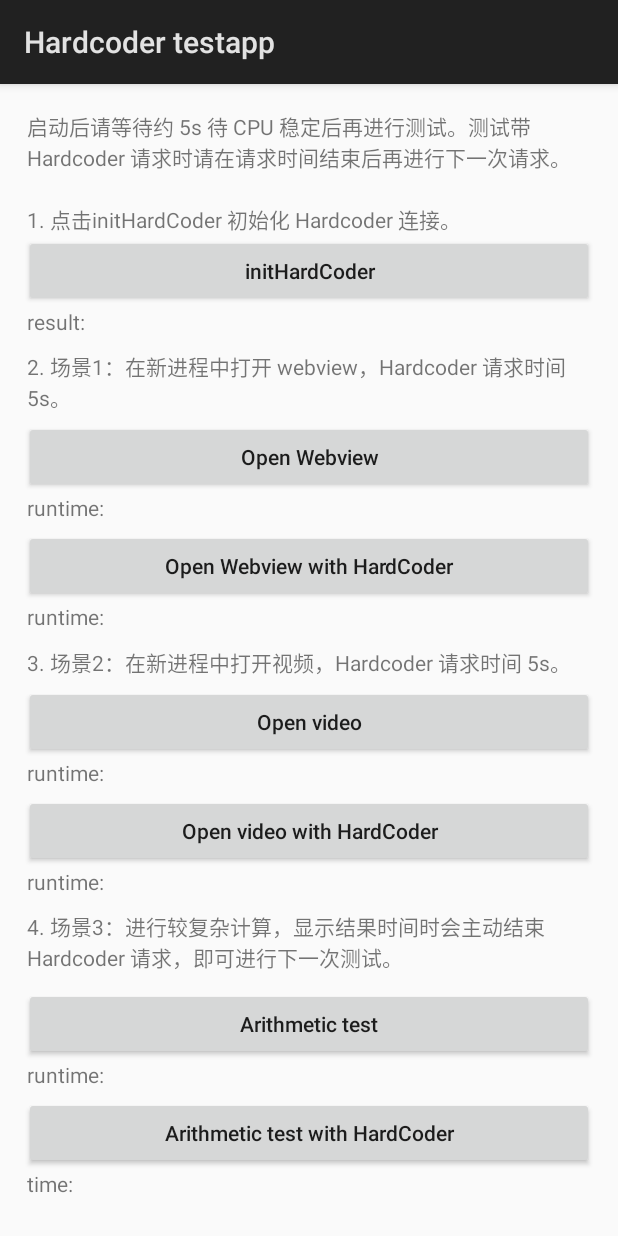
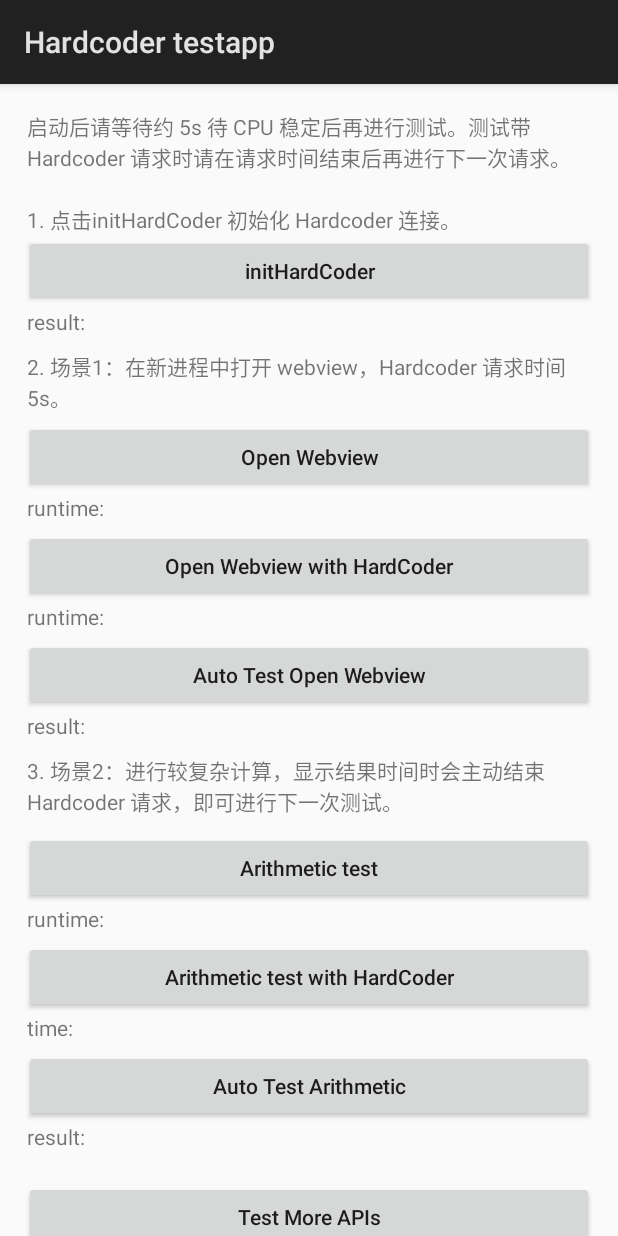
Before and after one commit to Tencent/Hardcoder, an Android app: the screen it shows after launch (QuickStart), on a phone screen of 412 x 824 dp. Run offline under Robolectric (Android 15) with nearby library versions, the phone set to English and light mode, and no system bars; 1 statement that could not run was skipped.

Commit message:
Add auto test. 增加自动测试

```diff
--- a/testapp/src/main/res/layout/quick_start.xml
+++ b/testapp/src/main/res/layout/quick_start.xml
@@ -113,23 +113,13 @@
                 android:layout_marginRight="2dp"/>
         </LinearLayout>
 
-
-        <!--打开视频-->
-        <TextView
-            android:layout_width="match_parent"
-            android:layout_height="wrap_content"
-            android:layout_marginTop="10dp"
-            android:layout_marginLeft="2dp"
-            android:layout_marginRight="2dp"
-            android:text="3. 场景2：在新进程中打开视频，Hardcoder 请求时间 5s。" />
-
         <Button
-            android:id="@+id/test_open_video"
+            android:id="@+id/auto_test_open_webview"
             android:layout_width="match_parent"
             android:layout_height="wrap_content"
             android:layout_marginTop="5dp"
             android:textAllCaps="false"
-            android:text="Open video"/>
+            android:text="Auto Test Open Webview"/>
         <LinearLayout
             android:layout_width="match_parent"
             android:layout_height="match_parent"
@@ -139,40 +129,98 @@
                 android:layout_height="wrap_content"
                 android:layout_marginLeft="2dp"
                 android:layout_marginRight="2dp"
-                android:text="runtime:"/>
+                android:text="result:"/>
             <TextView
-                android:id="@+id/open_video_time"
+                android:id="@+id/open_webview_auto_test_time"
                 android:layout_width="wrap_content"
                 android:layout_height="wrap_content"
                 android:layout_marginLeft="2dp"
                 android:layout_marginRight="2dp"/>
         </LinearLayout>
 
-        <Button
-            android:id="@+id/test_HC_open_video"
-            android:layout_width="match_parent"
-            android:layout_height="wrap_content"
-            android:layout_marginTop="5dp"
-            android:textAllCaps="false"
-            android:text="Open video with HardCoder"/>
-        <LinearLayout
-            android:layout_width="match_parent"
-            android:layout_height="match_parent"
-            android:orientation="horizontal">
-            <TextView
-                android:layout_width="wrap_content"
-                android:layout_height="wrap_content"
-                android:layout_marginLeft="2dp"
-                android:layout_marginRight="2dp"
-                android:text="runtime:"/>
-            <TextView
-                android:id="@+id/HC_open_video_time"
-                android:layout_width="wrap_content"
-                android:layout_height="wrap_content"
-                android:layout_marginLeft="2dp"
-                android:layout_marginRight="2dp"/>
-        </LinearLayout>
+        <!--&lt;!&ndash;打开视频&ndash;&gt;-->
+        <!--<TextView-->
+            <!--android:layout_width="match_parent"-->
+            <!--android:layout_height="wrap_content"-->
+            <!--android:layout_marginTop="10dp"-->
+            <!--android:layout_marginLeft="2dp"-->
+            <!--android:layout_marginRight="2dp"-->
+            <!--android:text="3. 场景2：在新进程中打开视频，Hardcoder 请求时间 3s。" />-->
 
+        <!--<Button-->
+            <!--android:id="@+id/test_open_video"-->
+            <!--android:layout_width="match_parent"-->
+            <!--android:layout_height="wrap_content"-->
+            <!--android:layout_marginTop="5dp"-->
+            <!--android:textAllCaps="false"-->
+            <!--android:text="Open video"/>-->
+        <!--<LinearLayout-->
+            <!--android:layout_width="match_parent"-->
+            <!--android:layout_height="match_parent"-->
+            <!--android:orientation="horizontal">-->
+            <!--<TextView-->
+                <!--android:layout_width="wrap_content"-->
+                <!--android:layout_height="wrap_content"-->
+                <!--android:layout_marginLeft="2dp"-->
+                <!--android:layout_marginRight="2dp"-->
+                <!--android:text="runtime:"/>-->
+            <!--<TextView-->
+                <!--android:id="@+id/open_video_time"-->
+                <!--android:layout_width="wrap_content"-->
+                <!--android:layout_height="wrap_content"-->
+                <!--android:layout_marginLeft="2dp"-->
+                <!--android:layout_marginRight="2dp"/>-->
+        <!--</LinearLayout>-->
+
+        <!--<Button-->
+            <!--android:id="@+id/test_HC_open_video"-->
+            <!--android:layout_width="match_parent"-->
+            <!--android:layout_height="wrap_content"-->
+            <!--android:layout_marginTop="5dp"-->
+            <!--android:textAllCaps="false"-->
+            <!--android:text="Open video with HardCoder"/>-->
+        <!--<LinearLayout-->
+            <!--android:layout_width="match_parent"-->
+            <!--android:layout_height="match_parent"-->
+            <!--android:orientation="horizontal">-->
+            <!--<TextView-->
+                <!--android:layout_width="wrap_content"-->
+                <!--android:layout_height="wrap_content"-->
+                <!--android:layout_marginLeft="2dp"-->
+                <!--android:layout_marginRight="2dp"-->
+                <!--android:text="runtime:"/>-->
+            <!--<TextView-->
+                <!--android:id="@+id/HC_open_video_time"-->
+                <!--android:layout_width="wrap_content"-->
+                <!--android:layout_height="wrap_content"-->
+                <!--android:layout_marginLeft="2dp"-->
+                <!--android:layout_marginRight="2dp"/>-->
+        <!--</LinearLayout>-->
+
+        <!--<Button-->
+            <!--android:id="@+id/auto_test_open_video"-->
+            <!--android:layout_width="match_parent"-->
+            <!--android:layout_height="wrap_content"-->
+            <!--android:layout_marginTop="5dp"-->
+            <!--android:textAllCaps="false"-->
+            <!--android:text="Auto Test Open Video"/>-->
+        <!--<LinearLayout-->
+            <!--android:layout_width="match_parent"-->
+            <!--android:layout_height="match_parent"-->
+            <!--android:orientation="horizontal">-->
+            <!--<TextView-->
+                <!--android:layout_width="wrap_content"-->
+                <!--android:layout_height="wrap_content"-->
+                <!--android:layout_marginLeft="2dp"-->
+                <!--android:layout_marginRight="2dp"-->
+                <!--android:text="result:"/>-->
+            <!--<TextView-->
+                <!--android:id="@+id/open_video_auto_test_time"-->
+                <!--android:layout_width="wrap_content"-->
+                <!--android:layout_height="wrap_content"-->
+                <!--android:layout_marginLeft="2dp"-->
+                <!--android:layout_marginRight="2dp"/>-->
+        <!--</LinearLayout>-->
 
 
 
@@ -183,9 +231,9 @@
             android:layout_marginTop="10dp"
             android:layout_marginLeft="2dp"
             android:layout_marginRight="2dp"
-            android:text="4. 场景3：进行较复杂计算，显示结果时间时会主动结束 Hardcoder 请求，即可进行下一次测试。" />
+            android:text="3. 场景2：进行较复杂计算，显示结果时间时会主动结束 Hardcoder 请求，即可进行下一次测试。" />
         <Button
-            android:id="@+id/start_performance"
+            android:id="@+id/test_arithmetic"
             android:layout_width="match_parent"
             android:layout_height="wrap_content"
             android:layout_marginTop="10dp"
@@ -203,7 +251,7 @@
                 android:layout_marginRight="2dp"
                 android:text="runtime:"/>
             <TextView
-                android:id="@+id/start_performance_time"
+                android:id="@+id/test_arithmetic_time"
                 android:layout_width="wrap_content"
                 android:layout_height="wrap_content"
                 android:layout_marginLeft="2dp"
@@ -211,7 +259,7 @@
         </LinearLayout>
 
         <Button
-            android:id="@+id/start_performance_with_hc"
+            android:id="@+id/test_hc_arithmetic"
             android:layout_width="match_parent"
             android:layout_height="wrap_content"
             android:layout_marginTop="5dp"
@@ -229,7 +277,32 @@
                 android:layout_marginRight="2dp"
                 android:text="time:"/>
             <TextView
-                android:id="@+id/start_performance_hc_time"
+                android:id="@+id/test_arithmetic_hc_time"
+                android:layout_width="wrap_content"
+                android:layout_height="wrap_content"
+                android:layout_marginLeft="2dp"
+                android:layout_marginRight="2dp"/>
+        </LinearLayout>
+
+        <Button
+            android:id="@+id/auto_test_arithmetic"
+            android:layout_width="match_parent"
+            android:layout_height="wrap_content"
+            android:layout_marginTop="5dp"
+            android:textAllCaps="false"
+            android:text="Auto Test Arithmetic"/>
+        <LinearLayout
+            android:layout_width="match_parent"
+            android:layout_height="match_parent"
+            android:orientation="horizontal">
+            <TextView
+                android:layout_width="wrap_content"
+                android:layout_height="wrap_content"
+                android:layout_marginLeft="2dp"
+                android:layout_marginRight="2dp"
+                android:text="result:"/>
+            <TextView
+                android:id="@+id/arithmetic_auto_test_time"
                 android:layout_width="wrap_content"
                 android:layout_height="wrap_content"
                 android:layout_marginLeft="2dp"
```
Also changed, not shown: testapp/src/main/java/com/tencent/mm/hardcoder/testapp/QuickStart.java (+303 -48 lines), testapp/src/main/java/com/tencent/mm/hardcoder/testapp/TestVideo.java (+11 -0 lines), testapp/src/main/java/com/tencent/mm/hardcoder/testapp/TestWebView.java (+10 -0 lines).
